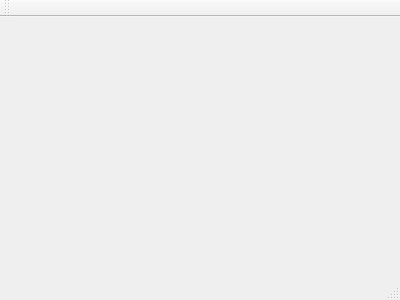
Old version of the form mainwindow.ui in the repository brunoro/datamoksha.
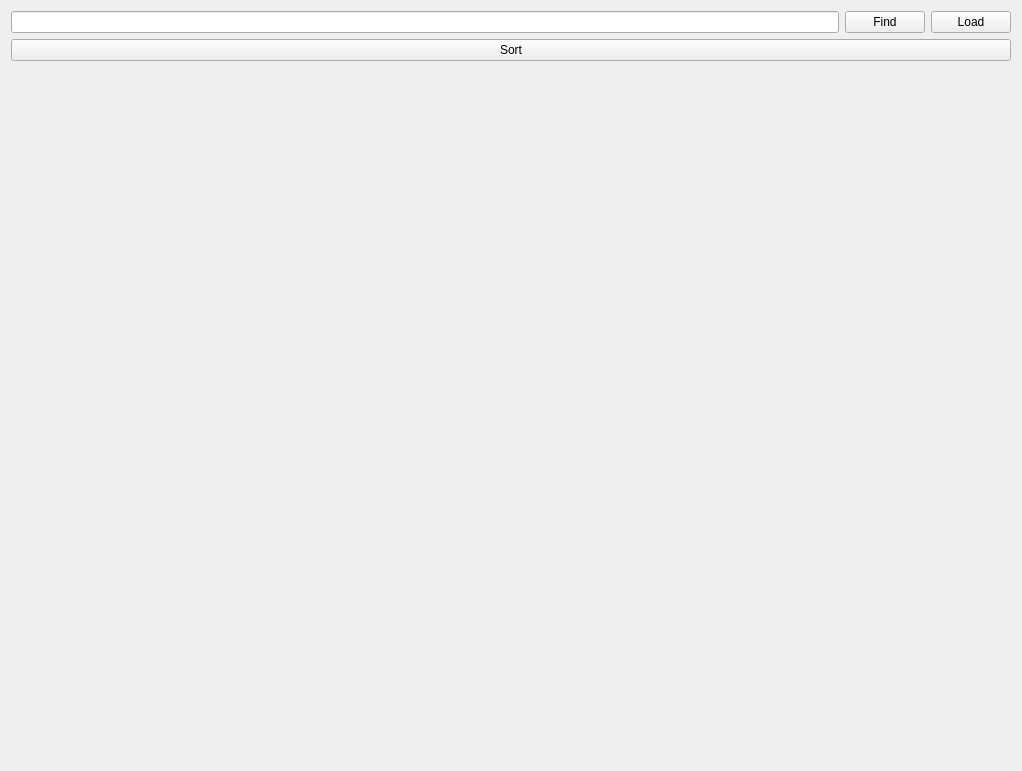
New version of the form.

What changed in the file:
```diff
--- a/mainwindow.ui
+++ b/mainwindow.ui
@@ -1,24 +1,74 @@
 <ui version="4.0">
  <class>MainWindow</class>
- <widget class="QMainWindow" name="MainWindow" >
-  <property name="geometry" >
+ <widget class="QMainWindow" name="MainWindow">
+  <property name="geometry">
    <rect>
     <x>0</x>
     <y>0</y>
-    <width>400</width>
-    <height>300</height>
+    <width>1022</width>
+    <height>771</height>
    </rect>
   </property>
   <property name="windowTitle" >
    <string>MainWindow</string>
   </property>
-  <widget class="QMenuBar" name="menuBar" />
-  <widget class="QToolBar" name="mainToolBar" />
-  <widget class="QWidget" name="centralWidget" />
-  <widget class="QStatusBar" name="statusBar" />
+  <widget class="QWidget" name="centralWidget">
+   <layout class="QVBoxLayout" name="verticalLayout">
+    <item>
+     <layout class="QHBoxLayout" name="fileToolbar">
+      <item>
+       <widget class="QLineEdit" name="filePath"/>
+      </item>
+      <item>
+       <widget class="QPushButton" name="findButton">
+        <property name="text">
+         <string>Find</string>
+        </property>
+       </widget>
+      </item>
+      <item>
+       <widget class="QPushButton" name="loadButton">
+        <property name="text">
+         <string>Load</string>
+        </property>
+       </widget>
+      </item>
+     </layout>
+    </item>
+    <item>
+     <layout class="QHBoxLayout" name="effectToolbar">
+      <item>
+       <widget class="QPushButton" name="sortButton">
+        <property name="text">
+         <string>Sort</string>
+        </property>
+       </widget>
+      </item>
+     </layout>
+    </item>
+    <item>
+     <widget class="QLabel" name="imageView">
+      <property name="sizePolicy">
+       <sizepolicy hsizetype="MinimumExpanding" vsizetype="MinimumExpanding">
+        <horstretch>0</horstretch>
+        <verstretch>0</verstretch>
+       </sizepolicy>
+      </property>
+      <property name="text">
+       <string/>
+      </property>
+      <property name="scaledContents">
+       <bool>true</bool>
+      </property>
+      <property name="alignment">
+       <set>Qt::AlignCenter</set>
+      </property>
+     </widget>
+    </item>
+   </layout>
+  </widget>
  </widget>
- <layoutDefault spacing="6" margin="11" />
- <pixmapfunction></pixmapfunction>
+ <layoutdefault spacing="6" margin="11"/>
  <resources/>
  <connections/>
 </ui>
```
Left out of the diff: 3 changed lines with no effect on the pictures.
